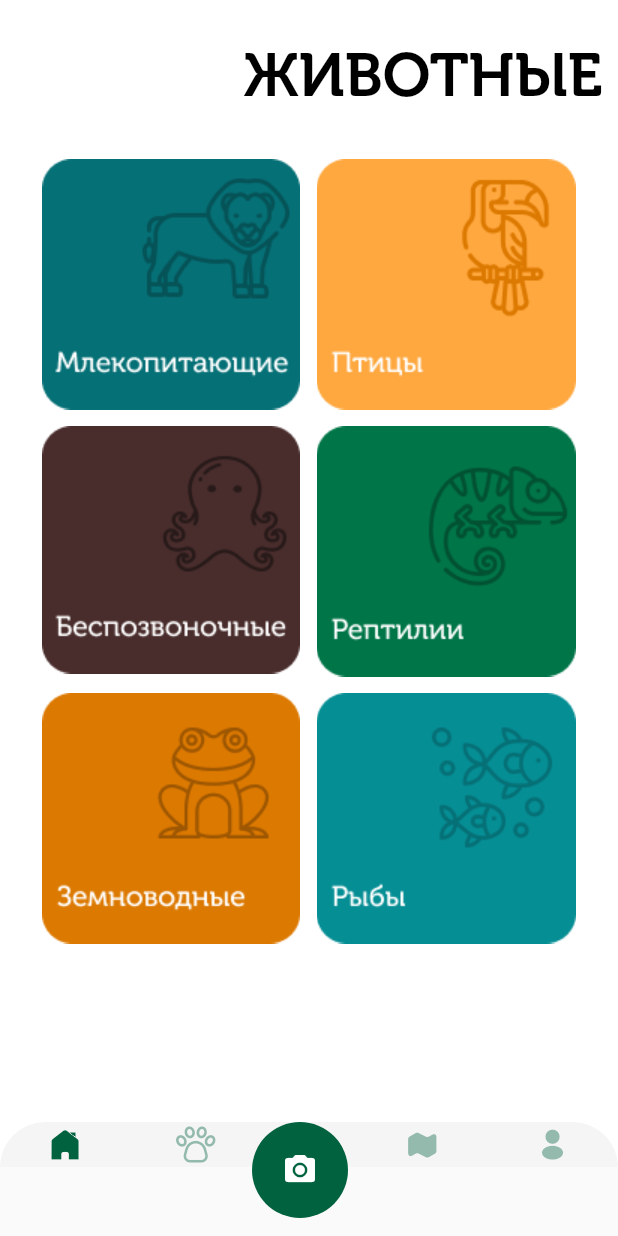
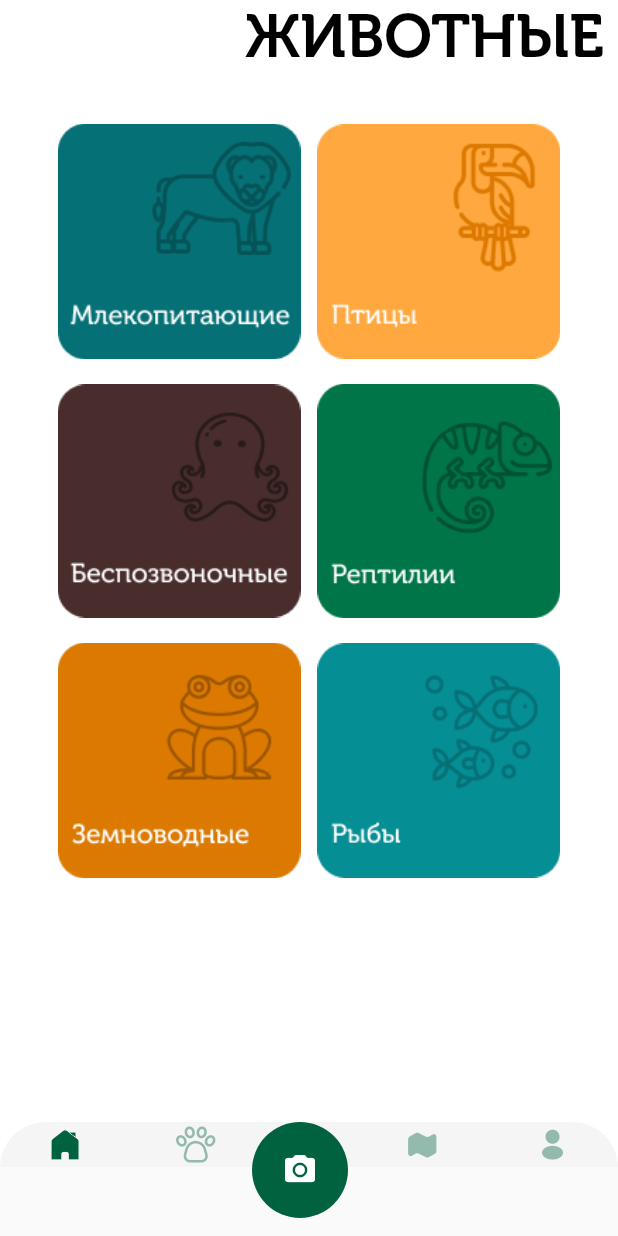
Before and after one commit to Zoorman24/ZooProject, a Flutter app: the screen it shows after launch, on a phone screen of 412 x 824 dp. Run offline on Flutter 3.47's test engine with Material 2 defaults, Android fonts, the phone set to English and light mode, and no system bars; our stand-ins replace audioplayers, simple_circular_progress_bar, table_calendar.

Commit message:
адаптация

```diff
--- a/Zoo_Project_List/lib/ZooInfo/ListAnimals/ListAnimals.dart
+++ b/Zoo_Project_List/lib/ZooInfo/ListAnimals/ListAnimals.dart
@@ -16,7 +16,7 @@ class _AnimalList extends State<ListAnimals> {
       backgroundColor: const Color.fromARGB(255, 255, 255, 255),
       body: SafeArea(
         child: Padding(
-          padding: const EdgeInsets.fromLTRB(11, 16, 10, 0),
+          padding: const EdgeInsets.fromLTRB(10, 16, 10, 0),
           child: Column(
             children: [
               const SizedBox(height: 16),
--- a/Zoo_Project_List/lib/ZooInfo/ListZooInfo/ZooInfolist.dart
+++ b/Zoo_Project_List/lib/ZooInfo/ListZooInfo/ZooInfolist.dart
@@ -15,12 +15,11 @@ class _Quest extends State<ZooinfoList> {
     return Scaffold(
       backgroundColor: const Color.fromARGB(255, 255, 255, 255),
       body: SafeArea(
-        child: Padding(
-          padding: const EdgeInsets.all(10),
         child: Column(
           children: [
-              const SizedBox(height: 16),
-              Row(
+            Padding(
+              padding: const EdgeInsets.only(right: 9),
+              child: Row(
                 mainAxisAlignment: MainAxisAlignment.end,
                 children: [
                   Text(
@@ -32,6 +31,7 @@ class _Quest extends State<ZooinfoList> {
                   ),
                 ],
               ),
+            ),
             const SizedBox(
               height: 32,
             ),
@@ -39,7 +39,11 @@ class _Quest extends State<ZooinfoList> {
               runSpacing: 11,
               spacing: 11,
               children: [
-                  InkWell(
+                Container(
+                  padding: EdgeInsets.only(left: 10),
+                  width: 172,
+                  height: 162,
+                  child: InkWell(
                     onTap: () {
                       Navigator.of(context).push(MaterialPageRoute(
                           builder: (context) => ListAnimals()));
@@ -48,32 +52,57 @@ class _Quest extends State<ZooinfoList> {
                       image: appimages.ml,
                     ),
                   ),
-                  InkWell(
+                ),
+                Container(
+                  padding: EdgeInsets.only(right: 10),
+                  width: 172,
+                  height: 162,
+                  child: InkWell(
                     onTap: () {},
                     child: const Image(image: appimages.birds),
                   ),
-                  InkWell(
+                ),
+                Container(
+                  padding: EdgeInsets.only(left: 10),
+                  width: 172,
+                  height: 162,
+                  child: InkWell(
                     onTap: () {},
                     child: const Image(image: appimages.Invert),
                   ),
-                  InkWell(
+                ),
+                Container(
+                  padding: EdgeInsets.only(right: 10),
+                  width: 172,
+                  height: 162,
+                  child: InkWell(
                     onTap: () {},
                     child: const Image(image: appimages.Reptiles),
                   ),
-                  InkWell(
+                ),
+                Container(
+                  padding: EdgeInsets.only(left: 10),
+                  width: 172,
+                  height: 162,
+                  child: InkWell(
                     onTap: () {},
                     child: const Image(image: appimages.Amphibians),
                   ),
-                  InkWell(
+                ),
+                Container(
+                  padding: EdgeInsets.only(right: 10),
+                  width: 172,
+                  height: 162,
+                  child: InkWell(
                     onTap: () {},
                     child: const Image(image: appimages.fish),
+                  ),
                 ),
               ],
             ),
           ],
         ),
       ),
-      ),
     );
   }
 }
--- a/Zoo_Project_List/lib/ZooInfo/listInfor/listinfor.dart
+++ b/Zoo_Project_List/lib/ZooInfo/listInfor/listinfor.dart
@@ -55,7 +55,7 @@ class _listinfor extends State<listinfor> {
             Stack(
               children: [
                 Padding(
-                  padding: const EdgeInsets.fromLTRB(11, 16, 10, 0),
+                  padding: const EdgeInsets.fromLTRB(10, 16, 10, 0),
                   child: Column(
                     children: [
                       Row(
@@ -240,7 +240,7 @@ class _listinfor extends State<listinfor> {
                                 borderRadius: BorderRadius.circular(20),
                                 color: const Color.fromRGBO(255, 179, 87, 1)),
                             child: Padding(
-                              padding: EdgeInsets.fromLTRB(27, 51, 12, 0),
+                              padding: EdgeInsets.fromLTRB(15, 51, 15, 0),
                               child: Column(
                                 children: [
                                   Row(
--- a/Zoo_Project_List/pubspec.yaml
+++ b/Zoo_Project_List/pubspec.yaml
@@ -21,6 +21,10 @@ dependencies:
   spider: ^4.2.2
   audioplayers: ^5.2.1
   table_calendar: ^3.0.9
+
+
+
+
   # ai_barcode_scanner: ^3.4.1
 
 
```
Also changed, not shown: Zoo_Project_List/lib/ProfileList/listquestion/personalinfo/Personaldata.dart (+23 -13 lines), Zoo_Project_List/lib/ProfileList/listquestion/questionlist.dart (+7 -1 lines), Zoo_Project_List/lib/ProfileList/profilelist.dart (+7 -9 lines), Zoo_Project_List/lib/ZooInfo/ListAnimals/schedule.dart (+6 -4 lines). Lines whose indentation alone changed are shown as unchanged.
